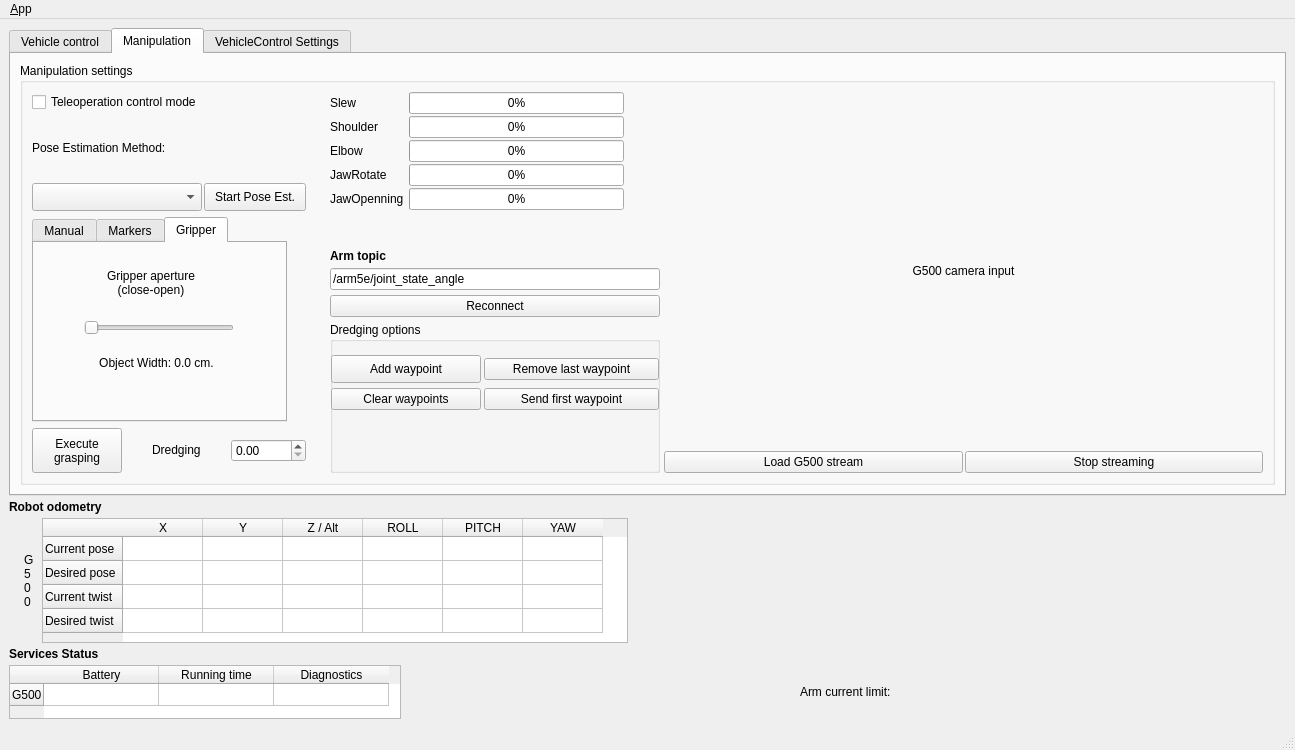
The window that ui/main_window.ui (davidfornas/merbots_gui) describes before a commit, drawn with Qt 5.
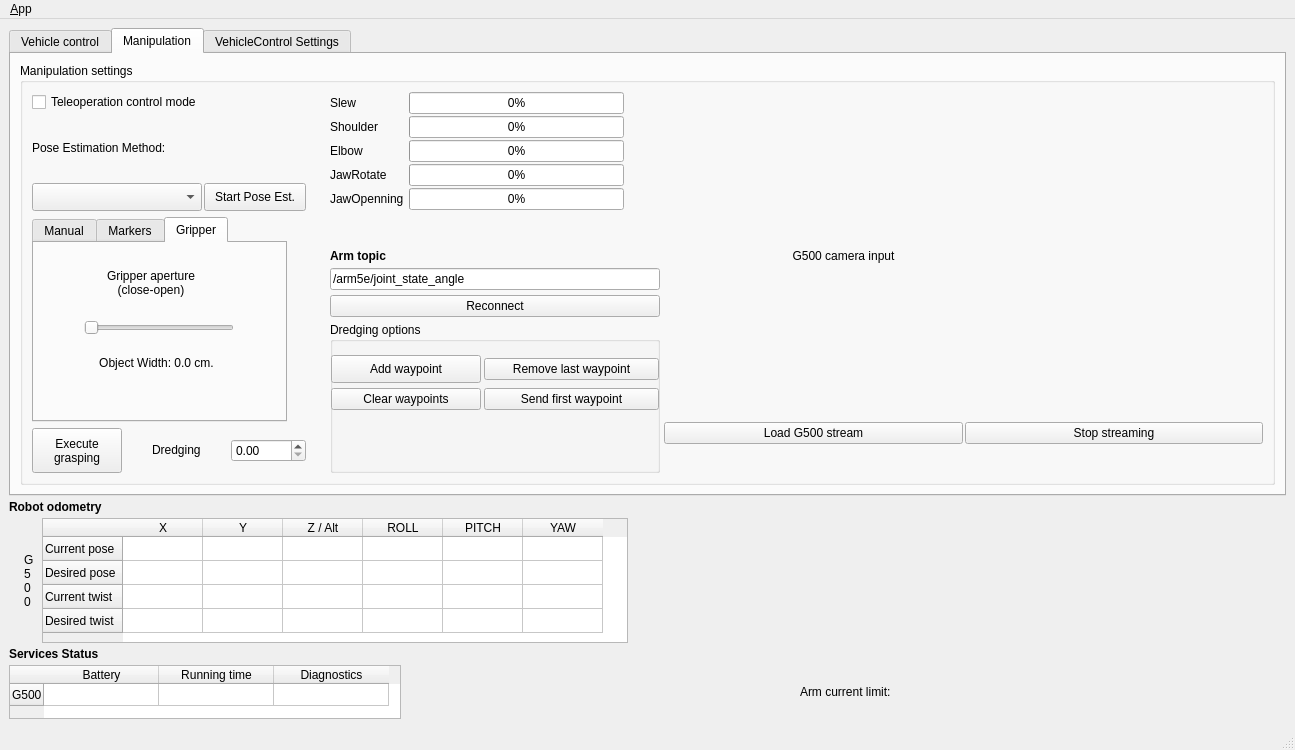
The same window after the commit. Icons and pictures are not drawn.

```diff
--- a/ui/main_window.ui
+++ b/ui/main_window.ui
@@ -1278,8 +1278,8 @@
                    </property>
                    <property name="maximumSize">
                     <size>
-                     <width>640</width>
-                     <height>480</height>
+                     <width>359</width>
+                     <height>270</height>
                     </size>
                    </property>
                    <property name="text">
```
